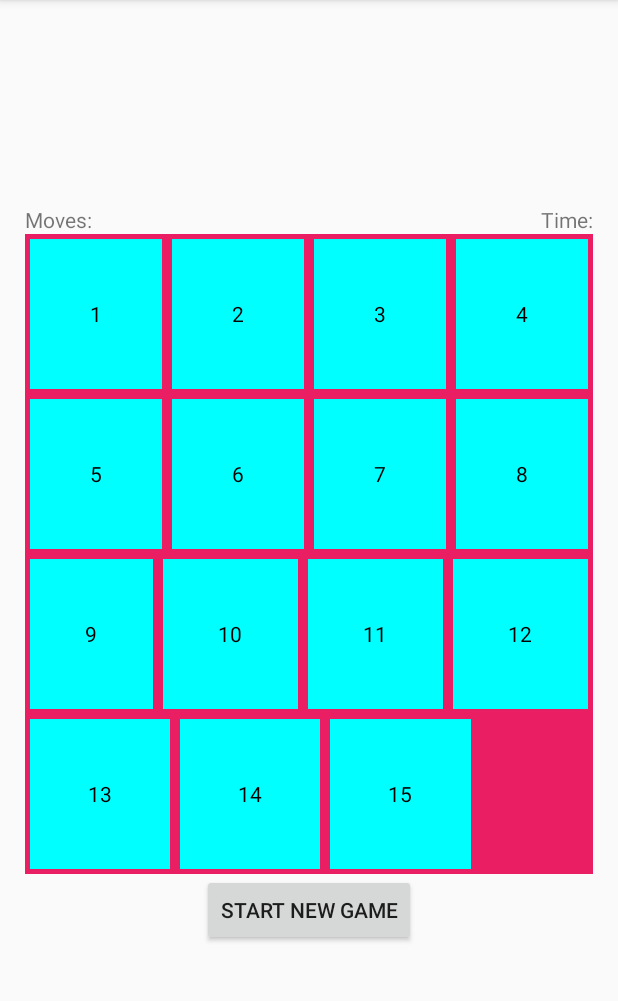
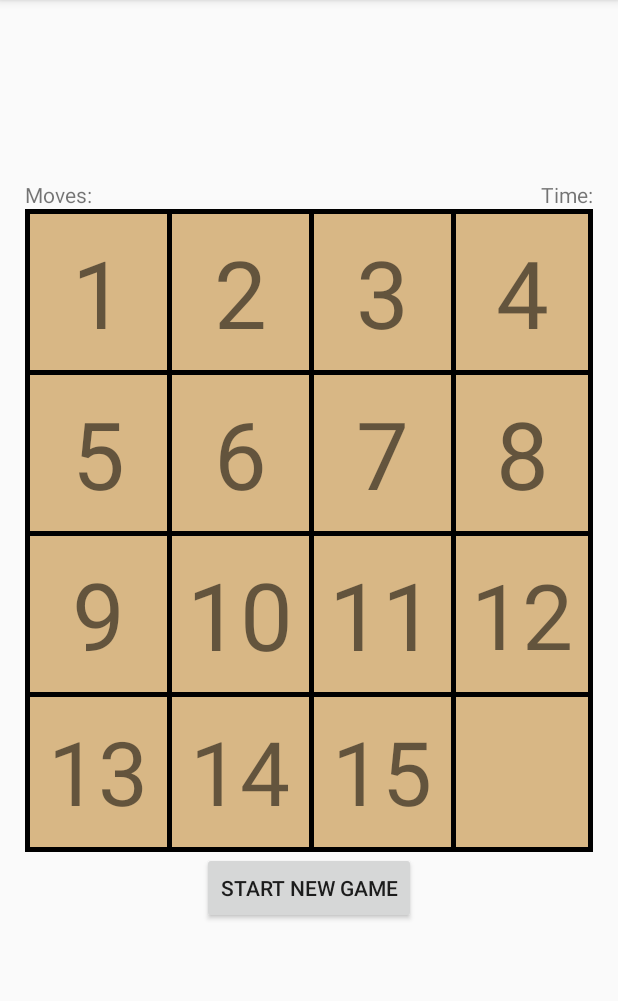
Before and after one commit to YarinDanon/Puzzle_15, an Android app: the GameActivity screen opened directly, with no data from a screen before it, on a phone screen of 412 x 824 dp, the part 84-1085 px from its top. Run offline under Robolectric (Android 15) with nearby library versions, the light colour scheme and no system bars; 2 statements that could not run were skipped.

Commit message:
update 1 GameActivity.java & activity_game.xml

```diff
--- a/app/src/main/java/com/yarin/puzzle15/GameActivity.java
+++ b/app/src/main/java/com/yarin/puzzle15/GameActivity.java
@@ -4,6 +4,7 @@ import androidx.annotation.ColorInt;
 import androidx.appcompat.app.AppCompatActivity;
 
 import android.os.Bundle;
+import android.os.CountDownTimer;
 import android.util.Log;
 import android.view.View;
 import android.widget.Button;
@@ -16,13 +17,19 @@ public class GameActivity extends AppCompatActivity implements View.OnClickListe
 
     private Button btnStartNewGame;
     private GameBoard gameBoard;
+    private TextView[] gameTable = new TextView[16];
+    private TextView txvMoves;
+    private int countMoves = 0;
+    private TextView txvTime;
 
-    private TextView[] gameTable = new TextView[16];
     @Override
     protected void onCreate(Bundle savedInstanceState) {
         super.onCreate(savedInstanceState);
         setContentView(R.layout.activity_game);
-        gameBoard = new GameBoard();
+
+        setGameBoardClickListener(); // set click listener for 16 text views on the board
+
+        gameBoard = new GameBoard(gameTable);
         gameBoard.resetBoard();
 
         // start new game Button
@@ -30,8 +37,13 @@ public class GameActivity extends AppCompatActivity implements View.OnClickListe
         btnStartNewGame.setOnClickListener(new View.OnClickListener() {
             public void onClick(View v) {
                 gameBoard.resetBoard();
+                setMoves(0);
             }
         });
+
+        txvMoves = (TextView)findViewById(R.id.txvMovesID);
+        txvTime = (TextView)findViewById(R.id.txvTimeID);
+
     }
 
     @Override
@@ -39,7 +51,7 @@ public class GameActivity extends AppCompatActivity implements View.OnClickListe
         //Move
         String temp = getResources().getResourceName(v.getId()); // get the id name
 
-        // cat the index
+        // cat the index from the id
         temp = temp.replaceAll("com.yarin.puzzle15:id/txvGT","");
         temp = temp.replaceAll("ID","");
         int result = gameBoard.Move(parseInt(temp));
@@ -48,7 +60,7 @@ public class GameActivity extends AppCompatActivity implements View.OnClickListe
                 Log.d("win","win");
                 break;
             case 0:
-                Log.d("moves","Moves ++");
+                setMoves(countMoves+1);
                 break;
         }
     }
@@ -56,31 +68,27 @@ public class GameActivity extends AppCompatActivity implements View.OnClickListe
     @Override
     public void onStart(){
         super.onStart();
-        setSizeAndStyle();
+        //setSizeAndStyle();
     }
 
-    private void setSizeAndStyle(){
-        for(int i = 1 ; i < gameTable.length ; i++){
+    private void setGameBoardClickListener(){
+        for(int i = 0 ; i < gameTable.length ; i++){
             String id = "txvGT" + i + "ID";
             gameTable[i] = (TextView)findViewById(getResources().getIdentifier(id, "id", getPackageName()));
-            //gameTable[i].measure(0, 0);
-            //int h = gameTable[i].getMeasuredWidth();
-            gameTable[i].setText(i + "");
-            gameTable[i].setHeight(150);
-            gameTable[i].setBackgroundColor(-16711681);
-            gameTable[i].setTextColor(-16777216);
-            LinearLayout.LayoutParams params = (LinearLayout.LayoutParams)gameTable[i].getLayoutParams();
-            params.setMargins(5, 5, 5, 5);
-            gameTable[i].setLayoutParams(params);
-            //Log.d("size",h + "");
             gameTable[i].setOnClickListener(this);
         }
-        gameTable[0] = (TextView)findViewById(R.id.txvGT0ID);
-        gameTable[0].setOnClickListener(this);
-        gameTable[0].setText("");
-        gameTable[0].setHeight(150);
-
     }
 
+    private void  setMoves(int num){
+        String s = "Moves: ";
+        if(num > 99)
+            s+= "0";
+        else if (num > 9)
+            s+= "00";
+        else
+            s+= "000";
+        txvMoves.setText(s + num);
+        countMoves = num;
+    }
 
 }
--- a/app/src/main/res/layout/activity_game.xml
+++ b/app/src/main/res/layout/activity_game.xml
@@ -17,7 +17,9 @@
 
         <LinearLayout
             android:layout_width="match_parent"
-            android:layout_height="wrap_content"
+            android:layout_height="match_parent"
+            android:layout_weight="2"
+            android:gravity="bottom"
             android:orientation="horizontal">
 
             <TextView
@@ -25,7 +27,7 @@
                 android:layout_width="wrap_content"
                 android:layout_height="wrap_content"
                 android:layout_weight="1"
-                android:gravity="left"
+                android:gravity="bottom|left"
                 android:text="Moves:" />
 
             <TextView
@@ -39,163 +41,263 @@
 
         <LinearLayout
             android:layout_width="match_parent"
-            android:layout_height="wrap_content"
-            android:background="#E91E63"
+            android:layout_height="match_parent"
+            android:layout_weight="1"
+            android:background="#000000"
             android:orientation="vertical">
 
             <LinearLayout
                 android:layout_width="match_parent"
                 android:layout_height="match_parent"
+                android:layout_weight="1"
                 android:orientation="horizontal">
 
                 <TextView
                     android:id="@+id/txvGT1ID"
-                    android:layout_width="wrap_content"
-                    android:layout_height="wrap_content"
+                    android:layout_width="match_parent"
+                    android:layout_height="match_parent"
+                    android:layout_marginLeft="5px"
+                    android:layout_marginTop="5px"
                     android:layout_weight="1"
+                    android:background="#D8B785"
                     android:gravity="center"
-                    android:text="1" />
+                    android:padding="15px"
+                    android:text="1"
+                    app:autoSizeTextType="uniform" />
 
                 <TextView
                     android:id="@+id/txvGT2ID"
-                    android:layout_width="wrap_content"
-                    android:layout_height="wrap_content"
+                    android:layout_width="match_parent"
+                    android:layout_height="match_parent"
+                    android:layout_marginLeft="5px"
+                    android:layout_marginTop="5px"
                     android:layout_weight="1"
+                    android:background="#D8B785"
                     android:gravity="center"
-                    android:text="2" />
+                    android:padding="15px"
+                    android:text="2"
+                    app:autoSizeTextType="uniform" />
 
                 <TextView
                     android:id="@+id/txvGT3ID"
-                    android:layout_width="wrap_content"
-                    android:layout_height="wrap_content"
+                    android:layout_width="match_parent"
+                    android:layout_height="match_parent"
+                    android:layout_marginLeft="5px"
+                    android:layout_marginTop="5px"
                     android:layout_weight="1"
+                    android:background="#D8B785"
                     android:gravity="center"
-                    android:text="3" />
+                    android:padding="15px"
+                    android:text="3"
+                    app:autoSizeTextType="uniform" />
 
                 <TextView
                     android:id="@+id/txvGT4ID"
-                    android:layout_width="wrap_content"
-                    android:layout_height="wrap_content"
+                    android:layout_width="match_parent"
+                    android:layout_height="match_parent"
+                    android:layout_marginLeft="5px"
+                    android:layout_marginTop="5px"
+                    android:layout_marginRight="5px"
                     android:layout_weight="1"
+                    android:background="#D8B785"
                     android:gravity="center"
-                    android:text="4" />
+                    android:padding="15px"
+                    android:text="4"
+                    app:autoSizeTextType="uniform" />
             </LinearLayout>
 
             <LinearLayout
                 android:layout_width="match_parent"
                 android:layout_height="match_parent"
+                android:layout_weight="1"
                 android:orientation="horizontal">
 
                 <TextView
                     android:id="@+id/txvGT5ID"
-                    android:layout_width="wrap_content"
-                    android:layout_height="wrap_content"
+                    android:layout_width="match_parent"
+                    android:layout_height="match_parent"
+                    android:layout_marginLeft="5px"
+                    android:layout_marginTop="5px"
                     android:layout_weight="1"
+                    android:background="#D8B785"
                     android:gravity="center"
-                    android:text="TextView" />
+                    android:padding="15px"
+                    android:text="5"
+                    app:autoSizeTextType="uniform" />
 
                 <TextView
                     android:id="@+id/txvGT6ID"
-                    android:layout_width="wrap_content"
-                    android:layout_height="wrap_content"
+                    android:layout_width="match_parent"
+                    android:layout_height="match_parent"
+                    android:layout_marginLeft="5px"
+                    android:layout_marginTop="5px"
                     android:layout_weight="1"
+                    android:background="#D8B785"
                     android:gravity="center"
-                    android:text="TextView" />
+                    android:padding="15px"
+                    android:text="6"
+                    app:autoSizeTextType="uniform" />
 
                 <TextView
                     android:id="@+id/txvGT7ID"
-                    android:layout_width="wrap_content"
-                    android:layout_height="wrap_content"
+                    android:layout_width="match_parent"
+                    android:layout_height="match_parent"
+                    android:layout_marginLeft="5px"
+                    android:layout_marginTop="5px"
                     android:layout_weight="1"
+                    android:background="#D8B785"
                     android:gravity="center"
-                    android:text="TextView" />
+                    android:padding="15px"
+                    android:text="7"
+                    app:autoSizeTextType="uniform" />
 
                 <TextView
                     android:id="@+id/txvGT8ID"
-                    android:layout_width="wrap_content"
-                    android:layout_height="wrap_content"
+                    android:layout_width="match_parent"
+                    android:layout_height="match_parent"
+                    android:layout_marginLeft="5px"
+                    android:layout_marginTop="5px"
+                    android:layout_marginRight="5px"
                     android:layout_weight="1"
+                    android:background="#D8B785"
                     android:gravity="center"
-                    android:text="TextView" />
+                    android:padding="15px"
+                    android:text="8"
+                    app:autoSizeTextType="uniform" />
             </LinearLayout>
 
             <LinearLayout
                 android:layout_width="match_parent"
                 android:layout_height="match_parent"
+                android:layout_weight="1"
                 android:orientation="horizontal">
 
                 <TextView
                     android:id="@+id/txvGT9ID"
-                    android:layout_width="wrap_content"
-                    android:layout_height="wrap_content"
+                    android:layout_width="match_parent"
+                    android:layout_height="match_parent"
+                    android:layout_marginLeft="5px"
+                    android:layout_marginTop="5px"
                     android:layout_weight="1"
+                    android:autoText="false"
+                    android:background="#D8B785"
                     android:gravity="center"
-                    android:text="TextView" />
+                    android:padding="15px"
+                    android:text="9"
+                    app:autoSizeTextType="uniform" />
 
                 <TextView
                     android:id="@+id/txvGT10ID"
-                    android:layout_width="wrap_content"
-                    android:layout_height="wrap_content"
+                    android:layout_width="match_parent"
+                    android:layout_height="match_parent"
+                    android:layout_marginLeft="5px"
+                    android:layout_marginTop="5px"
                     android:layout_weight="1"
+                    android:autoText="false"
+                    android:background="#D8B785"
                     android:gravity="center"
-                    android:text="TextView" />
+                    android:padding="15px"
+                    android:text="10"
+                    app:autoSizeTextType="uniform" />
 
                 <TextView
                     android:id="@+id/txvGT11ID"
-                    android:layout_width="wrap_content"
-                    android:layout_height="wrap_content"
+                    android:layout_width="match_parent"
+                    android:layout_height="match_parent"
+                    android:layout_marginLeft="5px"
+                    android:layout_marginTop="5px"
                     android:layout_weight="1"
+                    android:background="#D8B785"
                     android:gravity="center"
-                    android:text="TextView" />
+                    android:padding="15px"
+                    android:text="11"
+                    app:autoSizeTextType="uniform" />
 
                 <TextView
                     android:id="@+id/txvGT12ID"
-                    android:layout_width="wrap_content"
+                    android:layout_width="match_parent"
                     android:layout_height="match_parent"
+                    android:layout_marginLeft="5px"
+                    android:layout_marginTop="5px"
+                    android:layout_marginRight="5px"
                     android:layout_weight="1"
+                    android:background="#D8B785"
                     android:gravity="center"
-                    android:text="TextView" />
+                    android:padding="15px"
+                    android:text="12"
+                    app:autoSizeTextType="uniform" />
             </LinearLayout>
 
             <LinearLayout
                 android:layout_width="match_parent"
-                android:layout_height="wrap_content"
+                android:layout_height="match_parent"
+                android:layout_weight="1"
                 android:orientation="horizontal">
 
                 <TextView
                     android:id="@+id/txvGT13ID"
-                    android:layout_width="wrap_content"
-                    android:layout_height="wrap_content"
+                    android:layout_width="match_parent"
+                    android:layout_height="match_parent"
+                    android:layout_marginLeft="5px"
+                    android:layout_marginTop="5px"
+                    android:layout_marginBottom="5px"
                     android:layout_weight="1"
+                    android:background="#D8B785"
                     android:gravity="center"
-                    android:text="TextView" />
+                    android:padding="15px"
+                    android:text="13"
+                    app:autoSizeTextType="uniform" />
 
                 <TextView
                     android:id="@+id/txvGT14ID"
-                    android:layout_width="wrap_content"
-                    android:layout_height="wrap_content"
+                    android:layout_width="match_parent"
+                    android:layout_height="match_parent"
+                    android:layout_marginLeft="5px"
+                    android:layout_marginTop="5px"
+                    android:layout_marginBottom="5px"
                     android:layout_weight="1"
+                    android:background="#D8B785"
                     android:gravity="center"
-                    android:text="TextView" />
+                    android:padding="15px"
+                    android:text="14"
+                    app:autoSizeTextType="uniform" />
 
                 <TextView
                     android:id="@+id/txvGT15ID"
-                    android:layout_width="wrap_content"
-                    android:layout_height="wrap_content"
+                    android:layout_width="match_parent"
+                    android:layout_height="match_parent"
+                    android:layout_marginLeft="5px"
+                    android:layout_marginTop="5px"
+                    android:layout_marginBottom="5px"
                     android:layout_weight="1"
+                    android:background="#D8B785"
                     android:gravity="center"
-                    android:text="TextView" />
+                    android:padding="15px"
+                    android:text="15"
+                    app:autoSizeTextType="uniform" />
 
                 <TextView
                     android:id="@+id/txvGT0ID"
-                    android:layout_width="wrap_content"
-                    android:layout_height="wrap_content"
+                    android:layout_width="match_parent"
+                    android:layout_height="match_parent"
+                    android:layout_marginLeft="5px"
+                    android:layout_marginTop="5px"
+                    android:layout_marginRight="5px"
+                    android:layout_marginBottom="5px"
                     android:layout_weight="1"
+                    android:background="#D8B785"
                     android:gravity="center"
-                    android:text="TextView" />
+                    android:padding="15px"
+                    app:autoSizeTextType="uniform" />
             </LinearLayout>
 
         </LinearLayout>
+
+        <LinearLayout
+            android:layout_width="match_parent"
+            android:layout_height="match_parent"
+            android:layout_weight="1.8"
+            android:orientation="vertical">
 
             <Button
                 android:id="@+id/btnSNGID"
@@ -203,6 +305,7 @@
                 android:layout_height="wrap_content"
                 android:layout_gravity="center"
                 android:text="Start New Game" />
+        </LinearLayout>
 
     </LinearLayout>
 </androidx.constraintlayout.widget.ConstraintLayout>
```
Lines whose indentation alone changed are shown as unchanged.
